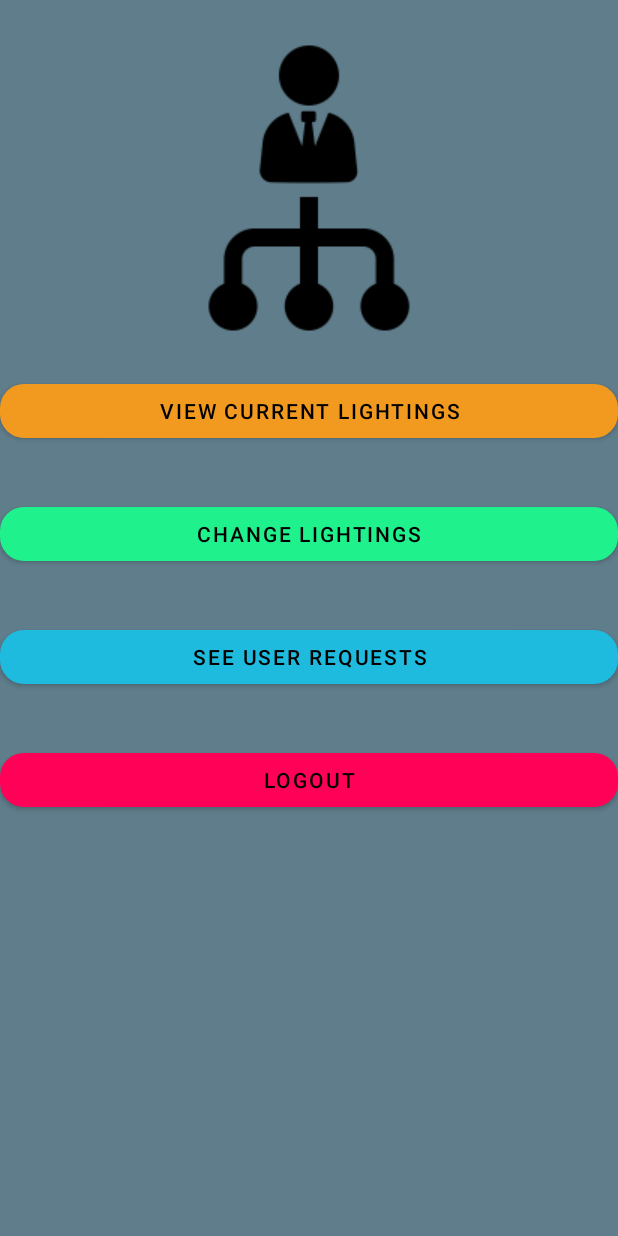
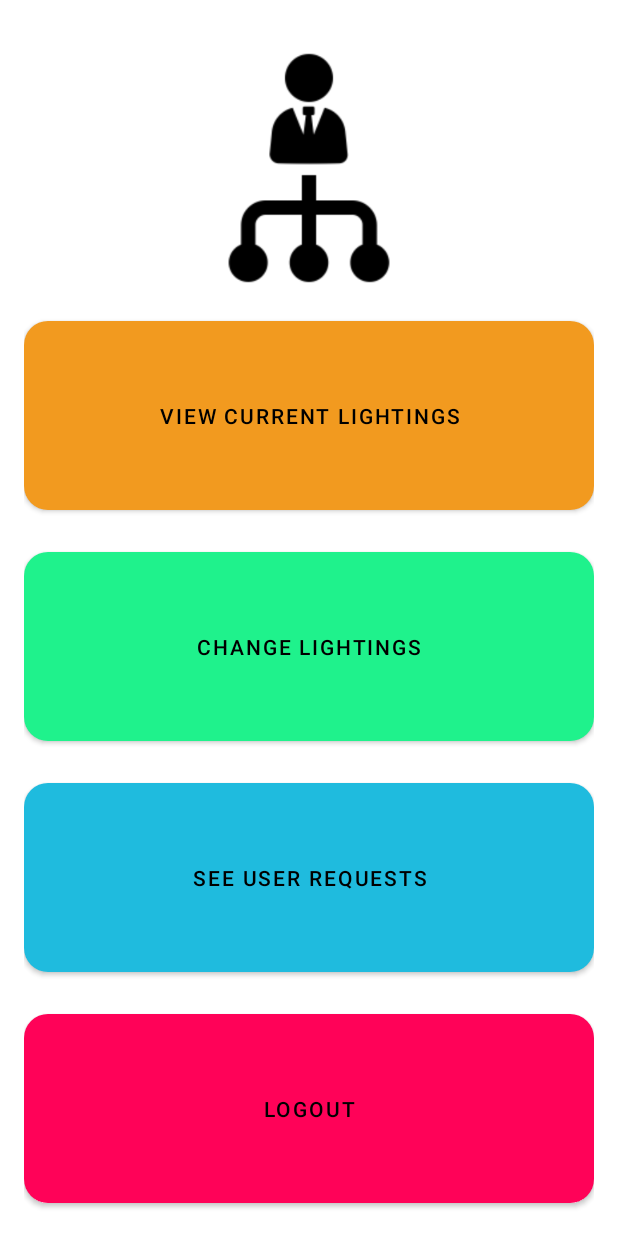
Before and after one commit to siddhantdrk/LiT--Automated-Light-Management-System, an Android app: the AdminDashBoardActivity screen opened directly, with no data from a screen before it, on a phone screen of 412 x 824 dp. Run offline under Robolectric (Android 15) with nearby library versions, the phone set to English and light mode, and no system bars.

Commit message:
UI updated

```diff
--- a/LiT/app/src/main/res/layout/activity_admin_dash_board.xml
+++ b/LiT/app/src/main/res/layout/activity_admin_dash_board.xml
@@ -4,78 +4,73 @@
     xmlns:tools="http://schemas.android.com/tools"
     android:layout_width="match_parent"
     android:layout_height="match_parent"
-    android:background="#607D8B"
-
+    android:background="@color/white"
     tools:context=".activities.dashboard.AdminDashBoardActivity">
 
     <ImageView
+        android:id="@+id/imageView"
+        android:layout_width="160dp"
+        android:layout_height="160dp"
+        android:layout_marginTop="32dp"
+        android:src="@drawable/admin"
+        app:layout_constraintEnd_toEndOf="parent"
+        app:layout_constraintStart_toStartOf="parent"
+        app:layout_constraintTop_toTopOf="parent" />
+
+    <LinearLayout
         android:layout_width="match_parent"
-        android:layout_height="wrap_content"
-        app:layout_constraintBottom_toTopOf="@+id/materialButton"
-        app:layout_constraintEnd_toEndOf="parent"
-        app:layout_constraintHorizontal_bias="0.5"
-        app:layout_constraintStart_toStartOf="parent"
-        app:layout_constraintTop_toTopOf="parent"
-        android:src="@drawable/admin" />
-
+        android:layout_height="0dp"
+        android:orientation="vertical"
+        android:padding="16dp"
+        app:layout_constraintBottom_toBottomOf="parent"
+        app:layout_constraintTop_toBottomOf="@+id/imageView">
 
         <com.google.android.material.button.MaterialButton
-        android:id="@+id/materialButton"
+            android:id="@+id/view_current_lighting_btn"
+            android:layout_width="match_parent"
+            android:layout_height="0dp"
+            android:layout_weight="1"
+            android:text="View Current Lightings"
             android:textColor="@color/black"
-        android:layout_width="match_parent"
-        android:layout_height="wrap_content"
-        android:layout_marginTop="250dp"
-        android:text="View Current Lightings"
-        app:cornerRadius="16dp"
-        app:layout_constraintEnd_toEndOf="parent"
-        app:layout_constraintHorizontal_bias="0.0"
-        app:layout_constraintStart_toStartOf="parent"
-        app:layout_constraintTop_toTopOf="parent"
-        android:layout_marginBottom="64dp"
-        app:backgroundTint="#f29a1f"/>
+            app:backgroundTint="#f29a1f"
+            app:cornerRadius="16dp" />
 
         <com.google.android.material.button.MaterialButton
-        android:id="@+id/materialButton2"
+            android:id="@+id/change_lighting_btn"
+            android:layout_width="match_parent"
+            android:layout_height="0dp"
+            android:layout_marginTop="16dp"
+            android:layout_weight="1"
+            android:text="Change Lightings"
             android:textColor="@color/black"
-        android:layout_width="match_parent"
-        android:layout_height="wrap_content"
-        android:layout_marginTop="34dp"
-        android:text="Change Lightings"
-        app:cornerRadius="16dp"
-        app:layout_constraintEnd_toEndOf="parent"
-        app:layout_constraintHorizontal_bias="0.0"
-        app:layout_constraintStart_toStartOf="parent"
-        app:layout_constraintTop_toBottomOf="@+id/materialButton"
-        app:backgroundTint="#1ff28c"/>
+            app:backgroundTint="#1ff28c"
+            app:cornerRadius="16dp" />
 
         <com.google.android.material.button.MaterialButton
-        android:id="@+id/materialButton4"
+            android:id="@+id/see_user_request_btn"
             android:layout_width="match_parent"
-        android:layout_height="wrap_content"
-        android:layout_marginTop="34dp"
+            android:layout_height="0dp"
+            android:layout_marginTop="16dp"
+            android:layout_weight="1"
             android:text="See User Requests"
             android:textColor="@color/black"
             app:backgroundTint="#1fbbde"
-        app:cornerRadius="16dp"
-        app:layout_constraintEnd_toEndOf="parent"
-        app:layout_constraintHorizontal_bias="1.0"
-        app:layout_constraintStart_toStartOf="parent"
-        app:layout_constraintTop_toBottomOf="@+id/materialButton2" />
+            app:cornerRadius="16dp" />
 
 
         <com.google.android.material.button.MaterialButton
             android:id="@+id/logout_btn"
             android:layout_width="match_parent"
-        android:layout_height="wrap_content"
-        android:layout_marginTop="34dp"
+            android:layout_height="0dp"
+            android:layout_marginTop="16dp"
+            android:layout_weight="1"
             android:text="Logout"
             android:textColor="@color/black"
             app:backgroundTint="#FF0258"
-        app:cornerRadius="16dp"
-        app:layout_constraintEnd_toEndOf="parent"
-        app:layout_constraintHorizontal_bias="1.0"
-        app:layout_constraintStart_toStartOf="parent"
-        app:layout_constraintTop_toBottomOf="@+id/materialButton4" />
+            app:cornerRadius="16dp" />
+
+
+    </LinearLayout>
 
 
 </androidx.constraintlayout.widget.ConstraintLayout>
```
Also changed, not shown: LiT/app/src/main/res/layout/activity_guest_dash_board.xml (+29 -26 lines), LiT/app/src/main/res/layout/activity_login.xml (+5 -8 lines), LiT/app/src/main/res/layout/activity_register.xml (+5 -7 lines), LiT/app/src/main/res/layout/activity_welcome.xml (+5 -3 lines), LiT/app/src/main/res/drawable-hdpi/indian_institute_of_information_technology__allahabad_logo.png (deleted), LiT/app/src/main/res/drawable-hdpi/litlogo.png (added), LiT/app/src/main/res/drawable-ldpi/indian_institute_of_information_technology__allahabad_logo.png (deleted), LiT/app/src/main/res/drawable-ldpi/litlogo.png (added), LiT/app/src/main/res/drawable-mdpi/indian_institute_of_information_technology__allahabad_logo.png (deleted), LiT/app/src/main/res/drawable-mdpi/litlogo.png (added), LiT/app/src/main/res/drawable-tvdpi/indian_institute_of_information_technology__allahabad_logo.png (deleted), LiT/app/src/main/res/drawable-xhdpi/indian_institute_of_information_technology__allahabad_logo.png (deleted), LiT/app/src/main/res/drawable-xhdpi/litlogo.png (added), LiT/app/src/main/res/drawable-xxhdpi/indian_institute_of_information_technology__allahabad_logo.png (deleted), 1 more files. Lines whose indentation alone changed are shown as unchanged.
